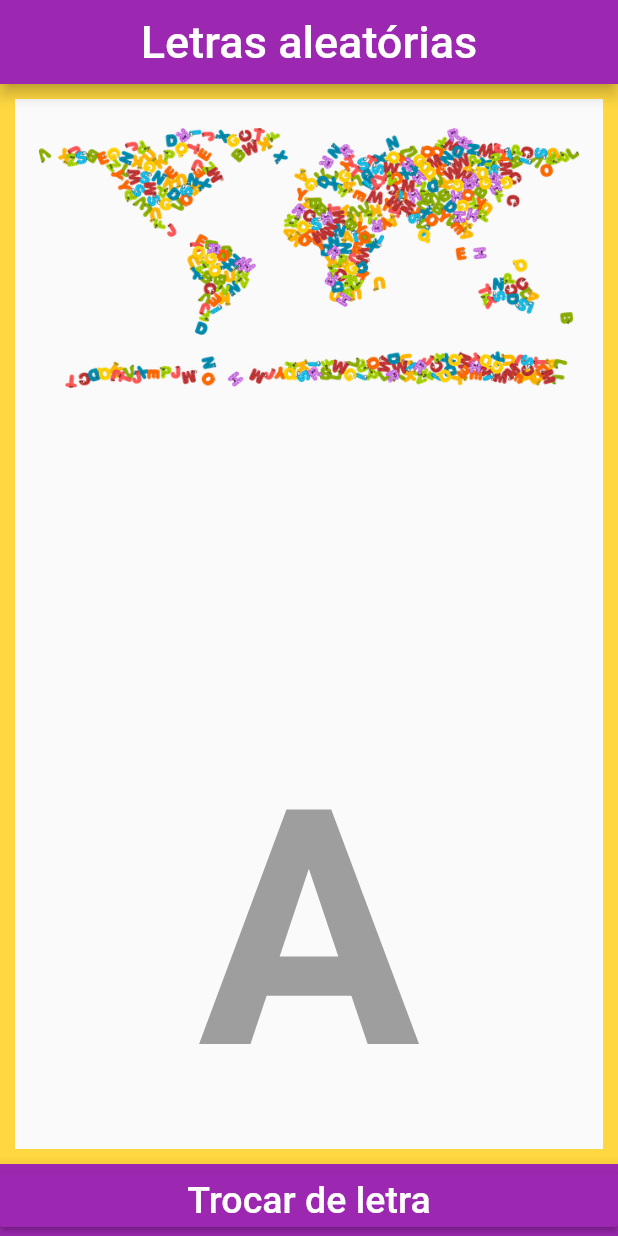
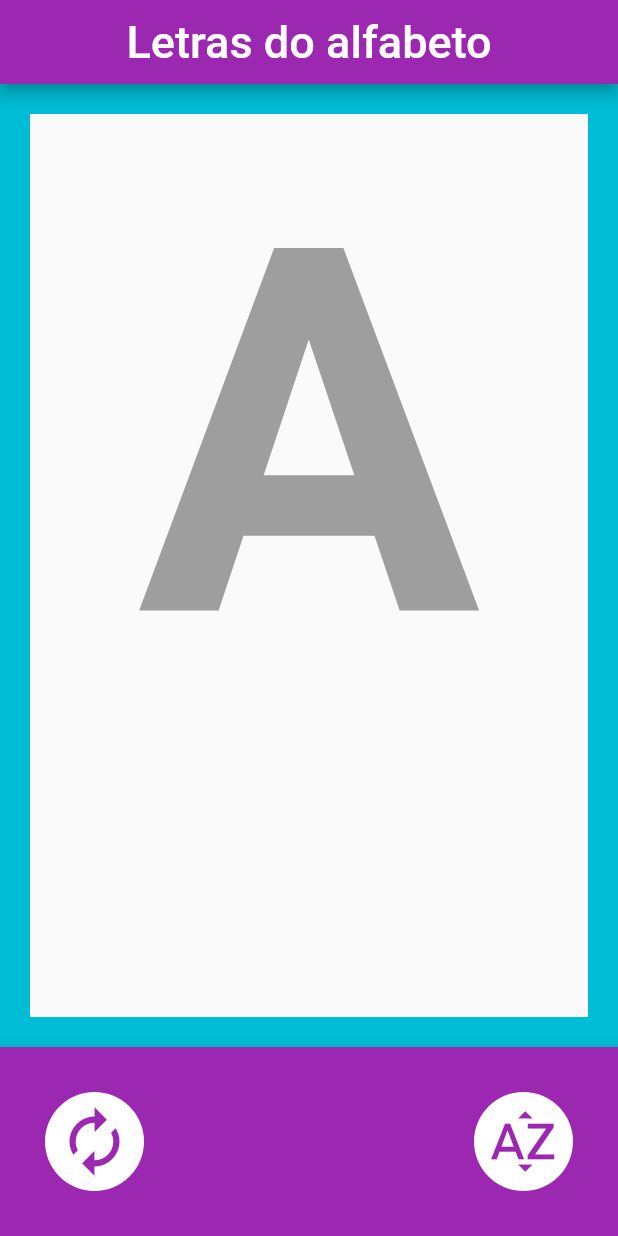
Before and after one commit to alexandreximenes/flutter, a Flutter app: the screen it shows after launch, on a phone screen of 412 x 824 dp. Run offline on Flutter 3.47's test engine with Material 2 defaults, Android fonts, the phone set to English and light mode, and no system bars; our stand-ins replace flutter_tts.

Commit message:
app alfabeto

```diff
--- /dev/null
+++ b/3 Letras do alfabeto/alfabeto/lib/LetraA.dart
@@ -0,0 +1,58 @@
+class LetraA{
+
+  static List<String> getPalavras = [
+    "Abacate",
+    "Abobora",
+    "Artur",
+    "Alexandre",
+    "Amanda",
+    "Amor",
+    "Atividade",
+    "Amizade",
+    "Acordar",
+    "Alicate",
+    "Altura",
+    "Altura",
+    "Abacate",
+    "Abacaxi",
+    "Abajur",
+    "Abdômen",
+    "Abelha",
+    "Abóbora",
+    "Abracadabra",
+    "Abraço",
+    "Abridor",
+    "Acampamento",
+    "Açúcar",
+    "Agasalho",
+    "Água",
+    "Águia",
+    "Alface",
+    "Algodão",
+    "Alimento",
+    "Aluno",
+    "Ambulância",
+    "Ameixa",
+    "Amigo",
+    "Anel",
+    "Anjo",
+    "Anta",
+    "Antílope",
+    "Anzol",
+    "Apito",
+    "Apontador",
+    "Aquarela",
+    "Aquário",
+    "Aranha",
+    "Arara",
+    "Arco",
+    "Arco-íris",
+    "Armário",
+    "Arroz",
+    "Árvore",
+    "Asa",
+    "Ave",
+    "Aveia",
+    "Avião"
+  ];
+}
--- /dev/null
+++ b/3 Letras do alfabeto/alfabeto/lib/LetraB.dart
@@ -0,0 +1,340 @@
+class LetraB{
+
+  static List<String> getPalavras = [
+  "brado",
+  "bruma",
+  "banal",
+  "bravo",
+  "birra",
+  "beata",
+  "burro",
+  "botar",
+  "breve",
+  "brega",
+  "bando",
+  "brisa",
+  "brava",
+  "bicho",
+  "buço",
+  "bater",
+  "baixo",
+  "bucho",
+  "bruta",
+  "bazar",
+  "bulir",
+  "briga",
+  "bioma",
+  "brabo",
+  "bolsa",
+  "banzo",
+  "boato",
+  "bruto",
+  "bebê",
+  "berro",
+  "besta",
+  "beijo",
+  "barro",
+  "busca",
+  "bedel",
+  "bolso",
+  "buril",
+  "banto",
+  "burla",
+  "baixa",
+  "barra",
+  "bossa",
+  "bahia",
+  "baita",
+  "baila",
+  "banir",
+  "basta",
+  "borda",
+  "borra",
+  "brasa",
+  "burra",
+  "brejo",
+  "batel",
+  "bloco",
+  "basal",
+  "burgo",
+  "batom",
+  "beber",
+  "balsa",
+  "blusa",
+  "bordo",
+  "banda",
+  "broto",
+  "baço",
+  "bulbo",
+  "bambu",
+  "bacia",
+  "bardo",
+  "bacon",
+  "bilha",
+  "boné",
+  "beira",
+  "bruxa",
+  "bolor",
+  "bugre",
+  "bicha",
+  "bulha",
+  "beato",
+  "bisel",
+  "balda",
+  "bodas",
+  "bufar",
+  "baque",
+  "broxa",
+  "balde",
+  "busto",
+  "bunda",
+  "barco",
+  "bispo",
+  "blitz",
+  "bosta",
+  "break",
+  "baile",
+  "baía",
+  "blefe",
+  "babá",
+  "beque",
+  "banco",
+  "banca",
+  "banho",
+  "bomba",
+  "bocó",
+  "brida",
+  "bambo",
+  "borla",
+  "boiar",
+  "bolha",
+  "bonde",
+  "bagem",
+  "balir",
+  "bufê",
+  "bafio",
+  "boina",
+  "broca",
+  "bamba",
+  "basto",
+  "berma",
+  "bruxo",
+  "bilro",
+  "binga",
+  "botim",
+  "bessa",
+  "biota",
+  "babar",
+  "beiju",
+  "barba",
+  "bangu",
+  "baroa",
+  "bucha",
+  "bugio",
+  "bucal",
+  "bisar",
+  "baldo",
+  "boche",
+  "bisca",
+  "balha",
+  "brama",
+  "bocal",
+  "babel",
+  "berra",
+  "barga",
+  "barca",
+  "baeta",
+  "bocha",
+  "bolar",
+  "bonzo",
+  "balé",
+  "braga",
+  "barda",
+  "bicar",
+  "bobó",
+  "blush",
+  "bagre",
+  "bebum",
+  "burca",
+  "banha",
+  "birro",
+  "biela",
+  "berne",
+  "bular",
+  "bazé",
+  "bixô",
+  "bursa",
+  "biata",
+  "benta",
+  "bemol",
+  "balar",
+  "bajar",
+  "balho",
+  "baste",
+  "biró",
+  "biose",
+  "belga",
+  "bauru",
+  "bruco",
+  "babau",
+  "bebes",
+  "bingo",
+  "brumo",
+  "basco",
+  "borga",
+  "bioco",
+  "begue",
+  "bogó",
+  "bosó",
+  "beija",
+  "boana",
+  "blues",
+  "brita",
+  "bumbo",
+  "bento",
+  "banza",
+  "bombo",
+  "batos",
+  "bidé",
+  "bebé",
+  "baxá",
+  "bogar",
+  "banjo",
+  "bisco",
+  "bango",
+  "bolas",
+  "betar",
+  "bifar",
+  "bespa",
+  "bredo",
+  "bagar",
+  "boldo",
+  "bicas",
+  "briba",
+  "binar",
+  "bacio",
+  "bolbo",
+  "bengo",
+  "butim",
+  "belfo",
+  "breba",
+  "briza",
+  "belfa",
+  "bitar",
+  "bisso",
+  "bromo",
+  "barbo",
+  "balso",
+  "borno",
+  "beró",
+  "buque",
+  "bodar",
+  "bofar",
+  "bonho",
+  "beça",
+  "banga",
+  "binda",
+  "biana",
+  "bouba",
+  "bendi",
+  "bacar",
+  "beiro",
+  "bobar",
+  "blefa",
+  "badal",
+  "beliz",
+  "bleso",
+  "basic",
+  "baié",
+  "bafar",
+  "bocar",
+  "babal",
+  "biaba",
+  "bieno",
+  "belaz",
+  "brugo",
+  "bôer",
+  "bicó",
+  "bedum",
+  "bucle",
+  "buçu",
+  "baeco",
+  "balbo",
+  "butre",
+  "batim",
+  "belho",
+  "balim",
+  "baiar",
+  "buchu",
+  "birba",
+  "barol",
+  "balio",
+  "bucre",
+  "bauá",
+  "bical",
+  "briol",
+  "burdo",
+  "baris",
+  "baxim",
+  "brefo",
+  "bailo",
+  "banja",
+  "bachi",
+  "bioba",
+  "begum",
+  "boral",
+  "bugle",
+  "bajó",
+  "butir",
+  "burel",
+  "bemba",
+  "bairu",
+  "bigle",
+  "bessi",
+  "betre",
+  "bojar",
+  "bable",
+  "balga",
+  "berol",
+  "bezar",
+  "bouga",
+  "baria",
+  "buara",
+  "breal",
+  "buvar",
+  "burnu",
+  "bobal",
+  "buxal",
+  "babul",
+  "beisa",
+  "busil",
+  "bosca",
+  "birre",
+  "bujé",
+  "badil",
+  "bembe",
+  "bimar",
+  "batmo",
+  "bluco",
+  "butua",
+  "banti",
+  "bocim",
+  "bisbi",
+  "boiga",
+  "baló",
+  "bedro",
+  "bespe",
+  "boibi",
+  "buama",
+  "biaro",
+  "bdela",
+  "betle",
+  "bibó",
+  "buase",
+  "betol",
+  "basim",
+  "bafum",
+  "boiil",
+  "boiru",
+  ];
+}
--- a/3 Letras do alfabeto/alfabeto/lib/main.dart
+++ b/3 Letras do alfabeto/alfabeto/lib/main.dart
@@ -1,11 +1,16 @@
+import 'package:flutter/cupertino.dart';
 import 'package:flutter/material.dart';
 import 'dart:math';
+import 'dart:io';
 import 'package:flutter_tts/flutter_tts.dart';
+
+import 'LetraA.dart';
+import 'LetraB.dart';
 
 final FlutterTts flutterTts = FlutterTts();
 bool boasVindas = true;
 
-void main(){
+void main() {
   runApp(MaterialApp(
     home: Home(),
     debugShowCheckedModeBanner: false,
@@ -13,19 +18,17 @@ void main(){
 }
 
 class Home extends StatefulWidget {
-
   @override
   _HomeState createState() => _HomeState();
 }
 
-_speak(String _letra) async{
-
+_speak(String _letra) async {
   print("letra: $_letra");
 
   await flutterTts.setLanguage("pt-BR");
   await flutterTts.setPitch(1.0);
 
-  await flutterTts.speak("essa é a letra $_letra");
+  await flutterTts.speak("$_letra");
   print(flutterTts.getLanguages);
   print(flutterTts.getVoices);
 
@@ -38,11 +41,9 @@ _speak(String _letra) async{
     // Android only
     flutterTts.synthesizeToFile(_letra, "tts.wav");
     flutterTts.setSilence(2);*/
-
 }
 
 void _boasVindas() {
-
   if (boasVindas) {
     boasVindas = false;
     flutterTts.speak("Oi Amandinha e Arthur, vamos aprender o alfabeto ? ");
@@ -50,33 +51,59 @@ void _boasVindas() {
 }
 
 class _HomeState extends State<Home> {
-
   String _letra = "A";
   int _numero = 1;
-  List<String> _letras = [ "A", "B", "C", "D", "E", "F", "G", "H", "I", "J", "K", "L", "M", "N", "O", "P", "Q", "R", "S", "T", "U", "V", "W", "X", "Y", "Z" ];
+  int _numeroAZ = 0;
+  List<String> _letras = [
+    "A",
+    "B",
+    "C",
+    "D",
+    "E",
+    "F",
+    "G",
+    "H",
+    "I",
+    "J",
+    "K",
+    "L",
+    "M",
+    "N",
+    "O",
+    "P",
+    "Q",
+    "R",
+    "S",
+    "T",
+    "U",
+    "V",
+    "W",
+    "X",
+    "Y",
+    "Z"
+  ];
+  final _palavrasLetraA = LetraA.getPalavras;
+  final _palavrasLetraB = LetraB.getPalavras;
+  String _palavra = "";
 
   @override
   Widget build(BuildContext context) {
-
     _boasVindas();
 
     return Scaffold(
       appBar: AppBar(
         backgroundColor: Colors.purple,
-        title: Text("Letras aleatórias",
-        style: TextStyle(
-          fontSize: 30,
-          color: Colors.white
-        ),),
+        title: Text(
+          "Letras do alfabeto",
+          style: TextStyle(fontSize: 30, color: Colors.white),
+        ),
         centerTitle: true,
       ),
       body: Container(
+        alignment: Alignment.bottomCenter,
         decoration: BoxDecoration(
           border: Border.all(
-              width: 10,
-              color: Colors.amberAccent,
-              style: BorderStyle.solid
-          ),
+              width: 20, color: Colors.cyan, style: BorderStyle.solid),
         ),
         child: Padding(
           padding: EdgeInsets.all(16),
@@ -84,38 +111,72 @@ class _HomeState extends State<Home> {
             mainAxisAlignment: MainAxisAlignment.spaceBetween,
             crossAxisAlignment: CrossAxisAlignment.center,
             children: <Widget>[
-              Image.asset("images/alphabet.png", fit: BoxFit.fill,),
               Column(
                 children: <Widget>[
-                  Text(_letra, style: TextStyle(
+                  Center(
+                      child: GestureDetector(
+                    onTap: () => {
+                      _palavra = _palavraComALetra(_letra),
+                      _speak("$_letra de $_palavra")
+                    },
+                    child: Text(
+                      _letra,
+                      style: TextStyle(
                           color: Colors.grey,
-                    fontSize: 220,
-                    fontWeight: FontWeight.bold
-                  ),)
-                ],)
+                          fontSize: 340,
+                          fontWeight: FontWeight.bold),
+                    ),
+                  ))
+                ],
+              )
             ],
           ),
         ),
       ),
       bottomNavigationBar: BottomAppBar(
           color: Colors.purple,
-          child: RaisedButton(
-              textColor: Colors.white,
+          child: Padding(
+            padding: EdgeInsets.all(30),
+            child: Row(
+              mainAxisAlignment: MainAxisAlignment.spaceBetween,
+              children: <Widget>[
+                Ink(
+                  decoration: const ShapeDecoration(
+                    color: Colors.white,
+                    shape: CircleBorder(),
+                  ),
+                  child: IconButton(
+                    icon: Icon(Icons.autorenew),
                     color: Colors.purple,
-              child: Text(
-                  "Trocar de letra",
-                style: TextStyle(
-                  fontSize: 25
-                ),
-              ),
+                    autofocus: true,
+                    iconSize: 50,
+                    tooltip: 'Aleatorio',
                     onPressed: () => {
                       _gerarLetraAleatorio(),
-              _speak(_letra)
+                      _speak("essa é a letra $_letra"),
                     },
                   ),
                 ),
+                Ink(
+                  decoration: const ShapeDecoration(
+                    color: Colors.white,
+                    shape: CircleBorder(),
+                  ),
+                  child: IconButton(
+                    icon: Icon(Icons.sort_by_alpha),
+                    color: Colors.purple,
+                    autofocus: true,
+                    iconSize: 50,
+                    tooltip: 'Play',
+                    onPressed: () => {
+                      _letraAZ(),
+                    },
+                  ),
+                ),
+              ],
+            ),
+          )),
     );
-
   }
 
   Future _gerarLetraAleatorio() {
@@ -125,4 +186,57 @@ class _HomeState extends State<Home> {
       _letra = _letras[_numero];
     });
   }
+
+  void _letraAZ() {
+    _speak("essa é a letra " +_letras[_numeroAZ]);
+    setState(() {
+      if (_numeroAZ < _letras.length) {
+        _letra = _letras[_numeroAZ];
       }
+      if (_numeroAZ == _letras.length) {
+        _numeroAZ = 0;
+      } else {
+        _numeroAZ++;
+      }
+
+    });
+  }
+
+  String _palavraComALetra(String letra) {
+//    sleep(new Duration(seconds:2));
+    _numero = Random().nextInt(_palavrasLetraA.length);
+
+    switch (letra) {
+      case "A":
+        return _palavrasLetraA[_numero];
+        break;
+      case "B":
+        return _palavrasLetraB[_numero];
+        break;
+      case "C":
+      case "D":
+      case "E":
+      case "F":
+      case "G":
+      case "H":
+      case "I":
+      case "J":
+      case "K":
+      case "L":
+      case "M":
+      case "N":
+      case "O":
+      case "P":
+      case "R":
+      case "S":
+      case "T":
+      case "U":
+      case "V":
+      case "W":
+      case "X":
+      case "Y":
+      case "Z":
+    }
+    ;
+  }
+}
```
Lines whose indentation alone changed are shown as unchanged.
